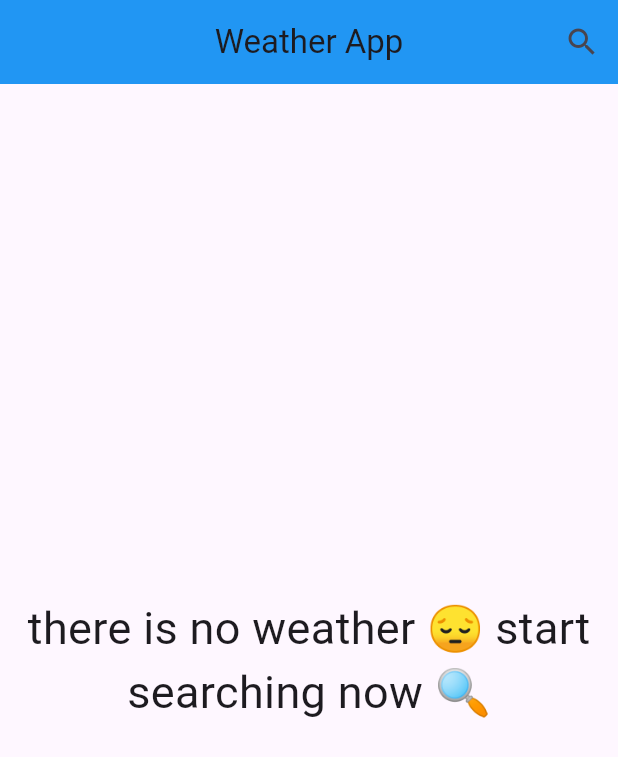
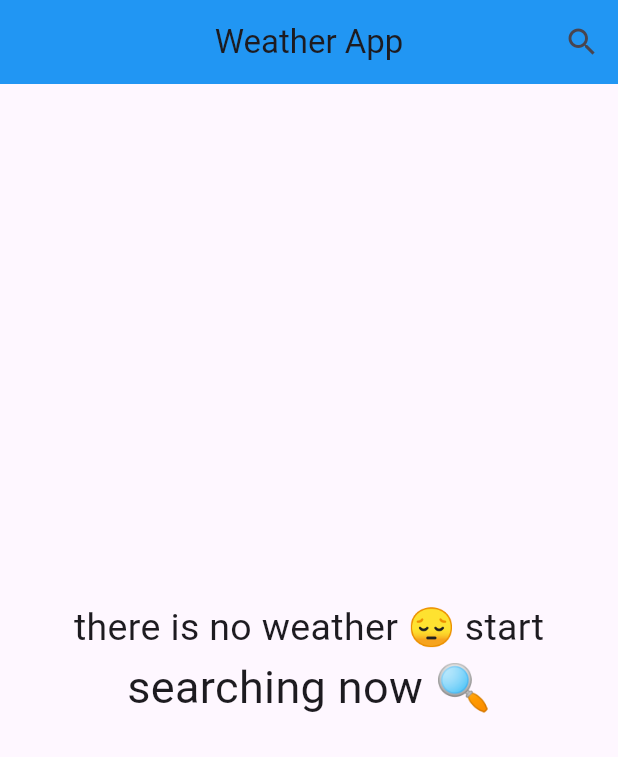
Before and after one commit to Abnhd/weatherapp, a Flutter app: the screen it shows after launch, on a phone screen of 412 x 824 dp. Shown: the top 757 px of the screen. Run offline on Flutter 3.47's test engine with Material 3 defaults, Android fonts, the phone set to English and light mode, and no system bars; our stand-ins replace dio, flutter_bloc.

Commit message:
تدرج الالوان

```diff
--- a/lib/widgets/info_weather_body.dart
+++ b/lib/widgets/info_weather_body.dart
@@ -22,7 +22,7 @@ class WeatherInfoBody extends StatelessWidget {
           teamcolor(weatherModel.weathercondition)[300]!,
           teamcolor(weatherModel.weathercondition)[200]!,
         ],
-        begin: Alignment.topLeft,
+        begin: Alignment.topRight,
         end: Alignment.bottomRight,
       ),
     ),
--- a/lib/widgets/no_weather_body.dart
+++ b/lib/widgets/no_weather_body.dart
@@ -16,7 +16,7 @@ class NoWeatherBody extends StatelessWidget {
             Text(
               'there is no weather 😔 start',
               style: TextStyle(
-                fontSize: 30,
+                fontSize: 25,
               ),
             ),
             Text(
```
